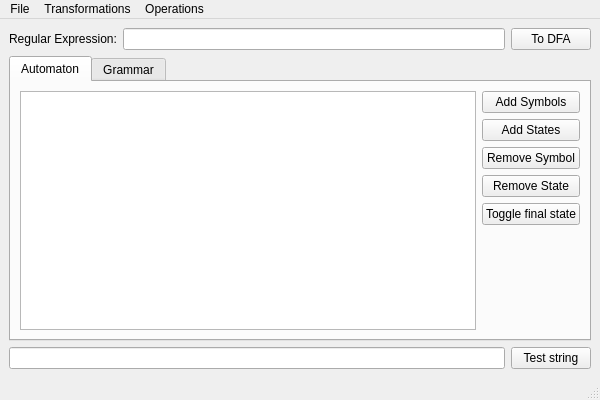
Qt form ui/main_window.ui (matheuspb/simone) before a commit.
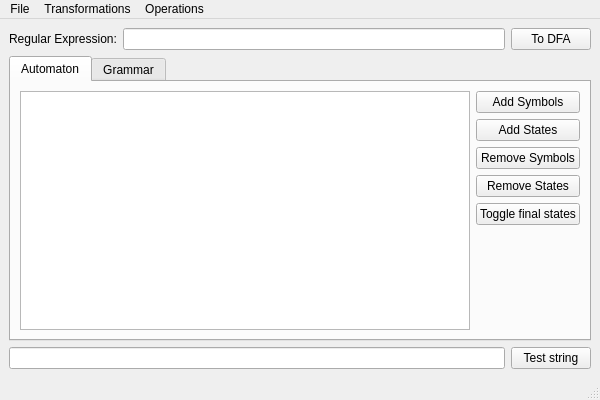
The same form after that commit.

Commit message: Removing multiple states

Patch:
```diff
--- a/ui/main_window.ui
+++ b/ui/main_window.ui
@@ -79,21 +79,21 @@
               <item>
                <widget class="QPushButton" name="removeSymbolButton">
                 <property name="text">
-                 <string>Remove Symbol</string>
+                 <string>Remove Symbols</string>
                 </property>
                </widget>
               </item>
               <item>
                <widget class="QPushButton" name="removeStateButton">
                 <property name="text">
-                 <string>Remove State</string>
+                 <string>Remove States</string>
                 </property>
                </widget>
               </item>
               <item>
                <widget class="QPushButton" name="finalStateButton">
                 <property name="text">
-                 <string>Toggle final state</string>
+                 <string>Toggle final states</string>
                 </property>
                </widget>
               </item>
```
The commit also changes 2 other files.
